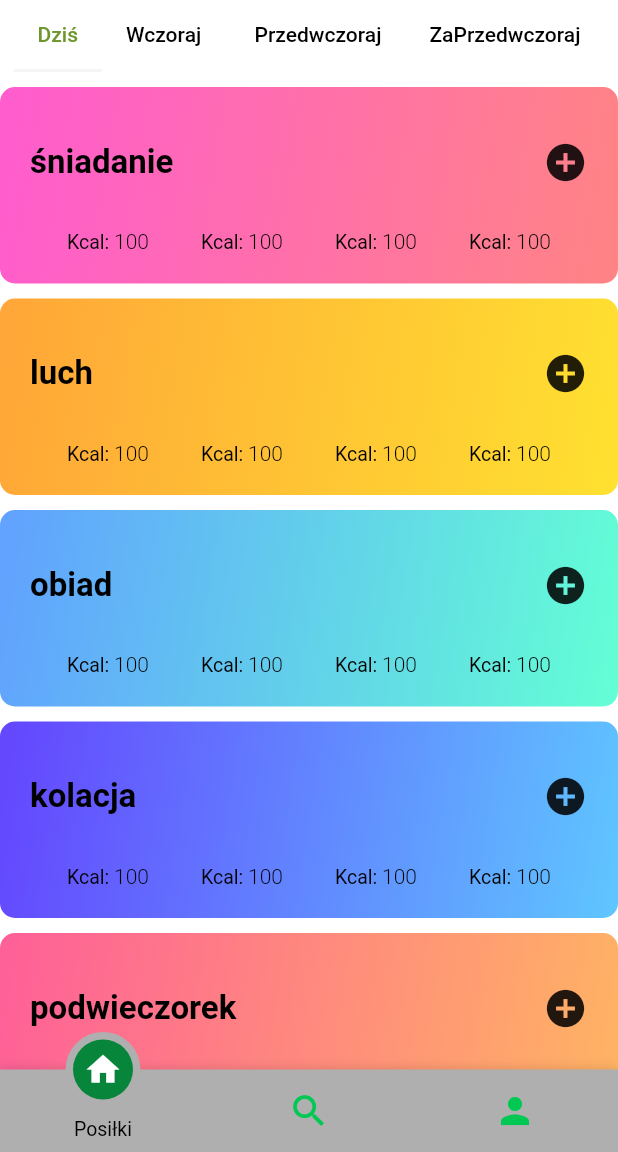
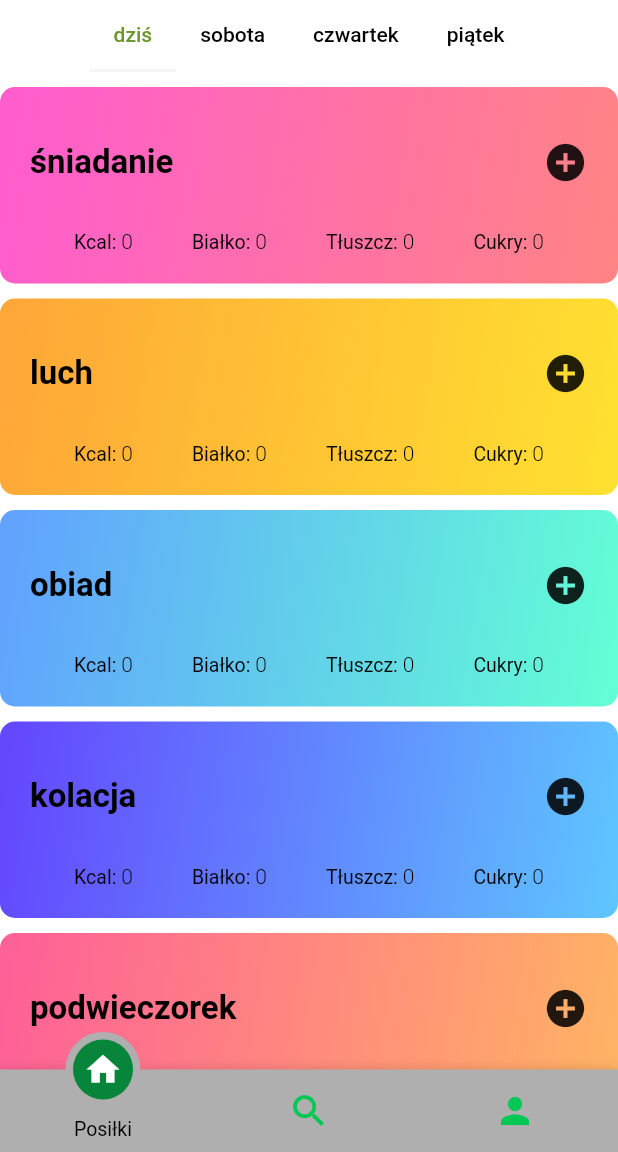
Before and after one commit to piotrkovsy1331/inzynierka, a Flutter app: the screen it shows once a user with an empty profile is signed in, in the side drawer, after a tap on the "add circle" icon, on a phone screen of 412 x 824 dp, the part 84-1236 px from its top. Run offline on Flutter 3.47's test engine with Material 2 defaults, Android fonts, the phone set to English and light mode, and no system bars; drawn by our look-alikes of motion_tab_bar_v2; our stand-ins replace auto_route, cloud_firestore, expandable, firebase_auth, firebase_core, jiffy and 2 more; missing offline and left inert: animate_icons; accounts and stored records are empty; network calls fail.

Commit message:
added polish weekdays and getting mealday from firestore

```diff
--- /dev/null
+++ b/inzynierka/lib/globals/enums/time_range_enum.dart
@@ -0,0 +1,29 @@
+import 'package:flutter/foundation.dart';
+import 'package:jiffy/jiffy.dart';
+
+enum TimeRangeEnum {
+  today,
+  yesterday,
+  dayBeforeYestrday,
+  treeDaysEarlier,
+}
+
+extension TimeRangeExtension on TimeRangeEnum {
+  String get name => describeEnum(this);
+
+  DateTime get returnTime {
+    switch (this) {
+      case TimeRangeEnum.today:
+        return Jiffy().endOf(Units.DAY).dateTime.toUtc();
+
+      case TimeRangeEnum.yesterday:
+        return Jiffy().subtract(days: 1).endOf(Units.DAY).dateTime.toUtc();
+
+      case TimeRangeEnum.dayBeforeYestrday:
+        return Jiffy().subtract(days: 3).endOf(Units.DAY).dateTime.toUtc();
+
+      case TimeRangeEnum.treeDaysEarlier:
+        return Jiffy().subtract(days: 2).endOf(Units.DAY).dateTime.toUtc();
+    }
+  }
+}
--- /dev/null
+++ b/inzynierka/lib/helpers/firestore_doc_helper.dart
@@ -0,0 +1,36 @@
+import 'package:inzynierka/models/meal.dart';
+
+import '../models/details.dart';
+import '../models/enums/meal_type_enum.dart';
+
+class FireStoreDocHelper {
+  static final emptyMealsList = [
+    Meal(
+        mealTypeName: MealTypeNameEnum.breakfast.displayName,
+        mealDetails:
+            Details(calories: 0, fat: 0, protein: 0, sugar: 0, weight: 0),
+        productList: []),
+    Meal(
+        mealTypeName: MealTypeNameEnum.lunch.displayName,
+        mealDetails:
+            Details(calories: 0, fat: 0, protein: 0, sugar: 0, weight: 0),
+        productList: []),
+    Meal(
+        mealTypeName: MealTypeNameEnum.dinner.displayName,
+        mealDetails:
+            Details(calories: 0, fat: 0, protein: 0, sugar: 0, weight: 0),
+        productList: []),
+    Meal(
+        mealTypeName: MealTypeNameEnum.supper.displayName,
+        mealDetails:
+            Details(calories: 0, fat: 0, protein: 0, sugar: 0, weight: 0),
+        productList: []),
+    Meal(
+        mealTypeName: MealTypeNameEnum.tea.displayName,
+        mealDetails:
+            Details(calories: 0, fat: 0, protein: 0, sugar: 0, weight: 0),
+        productList: []),
+  ];
+
+
+}
--- a/inzynierka/lib/logics/hubs/meal_day_repository.dart
+++ b/inzynierka/lib/logics/hubs/meal_day_repository.dart
@@ -2,19 +2,20 @@ import 'dart:developer';
 
 import 'package:cloud_firestore/cloud_firestore.dart';
 import 'package:firebase_auth/firebase_auth.dart';
+import 'package:inzynierka/helpers/firestore_doc_helper.dart';
 import 'package:inzynierka/logics/firebase_schema/collections.dart';
 import 'package:inzynierka/models/dto/meal_day_dto.dart';
-import 'package:inzynierka/models/enums/meal_type_enum.dart';
 import 'package:inzynierka/models/meal.dart';
 import 'package:inzynierka/models/meal_day.dart';
 import 'package:inzynierka/models/product.dart';
+
 import '../../models/details.dart';
 
 class MealDayRepository {
   final FirebaseFirestore _firebaseFirestore = FirebaseFirestore.instance;
   final FirebaseAuth _firebaseAuth = FirebaseAuth.instance;
 
-  // MealDayRepository(this._firebaseAuth, this._firebaseFirestore);
+
 
   Future<void> addProduct(
       String mealTypeName, Product product, DateTime dayAdded) async {
@@ -57,33 +58,7 @@ class MealDayRepository {
             .set(jsonToSend, SetOptions(merge: false));
       } else {
         ///every ignited mealday document needs to have list of 5 meals
-        List<Meal> mealListToInit = [
-          Meal(
-              mealTypeName: MealTypeNameEnum.breakfast.displayName,
-              mealDetails:
-                  Details(calories: 0, fat: 0, protein: 0, sugar: 0, weight: 0),
-              productList: []),
-          Meal(
-              mealTypeName: MealTypeNameEnum.lunch.displayName,
-              mealDetails:
-                  Details(calories: 0, fat: 0, protein: 0, sugar: 0, weight: 0),
-              productList: []),
-          Meal(
-              mealTypeName: MealTypeNameEnum.dinner.displayName,
-              mealDetails:
-                  Details(calories: 0, fat: 0, protein: 0, sugar: 0, weight: 0),
-              productList: []),
-          Meal(
-              mealTypeName: MealTypeNameEnum.supper.displayName,
-              mealDetails:
-                  Details(calories: 0, fat: 0, protein: 0, sugar: 0, weight: 0),
-              productList: []),
-          Meal(
-              mealTypeName: MealTypeNameEnum.tea.displayName,
-              mealDetails:
-                  Details(calories: 0, fat: 0, protein: 0, sugar: 0, weight: 0),
-              productList: []),
-        ];
+        List<Meal> mealListToInit = FireStoreDocHelper.emptyMealsList;
 
         /// Looking for meal in which product shoukd be added
         for (Meal meal in mealListToInit) {
@@ -108,11 +83,35 @@ class MealDayRepository {
     }
   }
 
+  Future<MealDay?> getMealDay(DateTime dayAdded) async {
+    try {
+      CollectionReference _mealDayCollection =
+          _firebaseFirestore.collection(Collections.mealDay);
+      final DocumentSnapshot snapshot = await _mealDayCollection
+          .doc(dayAdded.millisecondsSinceEpoch.toString())
+          .get();
+      if (snapshot.exists) {
+        MealDay mealDay =
+            MealDayDto.fromJson(snapshot.data() as Map<String, dynamic>)
+                .toModel();
+        return mealDay;
+      } else {
+        MealDayDto mealdayToinit = MealDayDto.fromModel(MealDay(
+            dateAdded: dayAdded.millisecondsSinceEpoch,
+            addedBy: _firebaseAuth.currentUser!.uid,
+            mealList: FireStoreDocHelper.emptyMealsList));
+        await _mealDayCollection
+            .doc(dayAdded.millisecondsSinceEpoch.toString())
+            .set(mealdayToinit.toJson());
 
+        return mealdayToinit.toModel();
+      }
+    } on FirebaseException catch (e) {
+      log(e.toString());
+    }
 
-// Future<MealDay>getMEalDay() async{
-
-
+    return null;
+  }
 
 // }
   Details sumMealDetails(Meal meal, Product product, String mealTypeName) {
--- a/inzynierka/lib/main.dart
+++ b/inzynierka/lib/main.dart
@@ -1,6 +1,7 @@
 import 'package:firebase_auth/firebase_auth.dart';
 import 'package:firebase_core/firebase_core.dart';
 import 'package:flutter/material.dart';
+import 'package:intl/date_symbol_data_local.dart';
 import 'package:inzynierka/logics/hubs/authentication_service.dart';
 import 'package:inzynierka/logics/hubs/hdd_hub.dart';
 import 'package:inzynierka/logics/notifiers/app_theme_notifier.dart';
@@ -35,7 +36,8 @@ class _MyAppState extends State<MyApp> {
 
   @override
   Widget build(BuildContext context) {
-  return MultiProvider(
+    initializeDateFormatting('pl');
+    return MultiProvider(
       providers: [
         ChangeNotifierProvider<AppThemeNotifier>(
           create: (_) => AppThemeNotifier(),
--- a/inzynierka/lib/shared/style/fitstat_theme.dart
+++ b/inzynierka/lib/shared/style/fitstat_theme.dart
@@ -5,8 +5,8 @@ class FitstatStyles {
   static ThemeData themeData(bool isDarkTheme, BuildContext context) {
     return ThemeData(
         errorColor: isDarkTheme
-            ? Color.fromARGB(255, 180, 69, 86)
-            : Color.fromARGB(255, 227, 72, 96),
+            ? const Color.fromARGB(255, 180, 69, 86)
+            : const Color.fromARGB(255, 227, 72, 96),
         primarySwatch: Colors.green,
         primaryColor: isDarkTheme
             ? const Color.fromARGB(255, 121, 185, 56)
--- a/inzynierka/lib/ui/add_meal_screen/add_product_screen.dart
+++ b/inzynierka/lib/ui/add_meal_screen/add_product_screen.dart
@@ -5,14 +5,15 @@ import 'package:inzynierka/models/details.dart';
 import 'package:inzynierka/models/enums/meal_type_enum.dart';
 import 'package:inzynierka/models/product.dart';
 import 'package:inzynierka/ui/home_summary_screen/summary_screen.dart';
-import 'package:jiffy/jiffy.dart';
 
 import 'widget/fitstat_value_slider.dart';
 
 class AddProductScreen extends StatefulWidget {
-  const AddProductScreen({Key? key, required this.mealTypeName})
+  const AddProductScreen(
+      {Key? key, required this.mealTypeName, required this.date})
       : super(key: key);
   final MealTypeNameEnum mealTypeName;
+  final DateTime date;
 
   @override
   State<AddProductScreen> createState() => _AddProductScreenState();
@@ -241,7 +242,7 @@ class _AddProductScreenState extends State<AddProductScreen> {
                 protein: proteinValue.floor(),
                 sugar: sugarValue.floor(),
                 weight: weightValue.floor())),
-        Jiffy().startOf(Units.DAY).dateTime,
+        widget.date,
       );
       _addProductFormKey.currentState!.reset();
       ScaffoldMessenger.of(context).showSnackBar(
--- a/inzynierka/lib/ui/home_summary_screen/summary_screen.dart
+++ b/inzynierka/lib/ui/home_summary_screen/summary_screen.dart
@@ -1,4 +1,6 @@
 import 'package:flutter/material.dart';
+import 'package:intl/intl.dart';
+import 'package:inzynierka/globals/enums/time_range_enum.dart';
 import 'package:inzynierka/globals/global_widgets/fitstat_drawer.dart';
 import 'package:inzynierka/globals/global_widgets/fitstat_tabbar.dart';
 
@@ -12,17 +14,20 @@ class SummaryScreen extends StatefulWidget {
 }
 
 class _SummaryScreenState extends State<SummaryScreen> {
-  @override
-  void initState() {
-    super.initState();
-    //TODO in initstate download stuff from database
-  }
-
-  List<Widget> tabs = const [
-    Tab(child: Text('Dziś')),
-    Tab(child: Text('Wczoraj ')),
-    Tab(child: Text('Przedwczoraj')),
-    Tab(child: Text('ZaPrzedwczoraj')),
+  List<Widget> tabs = [
+    const Tab(child: Text('dziś')),
+    Tab(
+        child: Text(DateFormat('EEEE', 'pl')
+            .format(TimeRangeEnum.yesterday.returnTime)
+            .toString())),
+    Tab(
+        child: Text(DateFormat('EEEE', 'pl')
+            .format(TimeRangeEnum.dayBeforeYestrday.returnTime)
+            .toString())),
+    Tab(
+        child: Text(DateFormat('EEEE', 'pl')
+            .format(TimeRangeEnum.treeDaysEarlier.returnTime)
+            .toString())),
   ];
   @override
   Widget build(BuildContext context) {
@@ -34,7 +39,13 @@ class _SummaryScreenState extends State<SummaryScreen> {
         body: Column(
           children: [
             FitstatTabBar(tabs: tabs),
-            const Expanded(child: TabView()),
+            Expanded(
+                child: TabBarView(children: [
+              TabView(date: TimeRangeEnum.today.returnTime),
+              TabView(date: TimeRangeEnum.yesterday.returnTime),
+              TabView(date: TimeRangeEnum.dayBeforeYestrday.returnTime),
+              TabView(date: TimeRangeEnum.treeDaysEarlier.returnTime),
+            ])),
           ],
         ),
       ),
--- a/inzynierka/lib/ui/home_summary_screen/widget/meal_tile.dart
+++ b/inzynierka/lib/ui/home_summary_screen/widget/meal_tile.dart
@@ -1,21 +1,33 @@
 import 'package:flutter/material.dart';
+import 'package:inzynierka/models/meal.dart';
 import 'package:auto_route/auto_route.dart';
-
+import 'package:inzynierka/models/product.dart';
 import 'package:inzynierka/routes/router.gr.dart';
 
 import '../../../models/enums/meal_type_enum.dart';
 
 class MealTile extends StatelessWidget {
-  const MealTile(
-      {Key? key, required this.gradientColor, required this.mealTypeName})
-      : super(key: key);
+  const MealTile({
+    Key? key,
+    required this.gradientColor,
+    required this.mealTypeName,
+    required this.meal,
+    required this.date,
+  }) : super(key: key);
   final List<Color> gradientColor;
   final MealTypeNameEnum mealTypeName;
+  final Meal meal;
+  final DateTime date;
 
   @override
   Widget build(BuildContext context) {
     return InkWell(
-      onTap: () => onMealTileTapped(context, gradientColor),
+      onTap: () => onMealTileTapped(
+        context,
+        gradientColor,
+        mealTypeName,
+        meal.productList,
+      ),
       child: Container(
           padding: const EdgeInsets.fromLTRB(10, 25, 10, 20),
           decoration: BoxDecoration(
@@ -38,7 +50,7 @@ class MealTile extends StatelessWidget {
                         style: Theme.of(context).textTheme.headline2,
                       )),
                   InkWell(
-                      onTap: () => onAddTapped(context),
+                      onTap: () => onAddTapped(context, mealTypeName, date),
                       child: const SizedBox(
                         height: 50,
                         width: 50,
@@ -61,34 +73,34 @@ class MealTile extends StatelessWidget {
                           style: Theme.of(context).textTheme.headline5,
                           children: [
                         TextSpan(
-                            text: '100',
+                            text: meal.mealDetails.calories.toString(),
                             style: Theme.of(context).textTheme.bodyText2)
                       ])),
                   RichText(
                       text: TextSpan(
-                          text: 'Kcal: ',
+                          text: 'Białko: ',
                           style: Theme.of(context).textTheme.headline5,
                           children: [
                         TextSpan(
-                            text: '100',
+                            text: meal.mealDetails.protein.toString(),
                             style: Theme.of(context).textTheme.bodyText2)
                       ])),
                   RichText(
                       text: TextSpan(
-                          text: 'Kcal: ',
+                          text: 'Tłuszcz: ',
                           style: Theme.of(context).textTheme.headline5,
                           children: [
                         TextSpan(
-                            text: '100',
+                            text: meal.mealDetails.fat.toString(),
                             style: Theme.of(context).textTheme.bodyText2)
                       ])),
                   RichText(
                       text: TextSpan(
-                          text: 'Kcal: ',
+                          text: 'Cukry: ',
                           style: Theme.of(context).textTheme.headline5,
                           children: [
                         TextSpan(
-                            text: '100',
+                            text: meal.mealDetails.sugar.toString(),
                             style: Theme.of(context).textTheme.bodyText2)
                       ])),
                 ],
@@ -98,12 +110,17 @@ class MealTile extends StatelessWidget {
     );
   }
 
-  void onAddTapped(BuildContext context) {
-    AutoRouter.of(context).push(AddProductRoute(mealTypeName: mealTypeName));
+  void onAddTapped(
+      BuildContext context, MealTypeNameEnum mealTypeName, DateTime date) {
+    AutoRouter.of(context)
+        .push(AddProductRoute(mealTypeName: mealTypeName, date: date));
   }
 
-  void onMealTileTapped(BuildContext context, List<Color> gradientColor) {
+  void onMealTileTapped(BuildContext context, List<Color> gradientColor,
+      MealTypeNameEnum mealTypeName, List<Product> productList) {
     AutoRouter.of(context).push(MealDetailsRoute(
-        gradientColor: gradientColor, mealTypeName: mealTypeName));
+        gradientColor: gradientColor,
+        mealTypeName: mealTypeName,
+        productsList: productList));
   }
 }
--- a/inzynierka/lib/ui/home_summary_screen/widget/tab_view.dart
+++ b/inzynierka/lib/ui/home_summary_screen/widget/tab_view.dart
@@ -1,18 +1,42 @@
 import 'package:flutter/material.dart';
+import 'package:inzynierka/logics/hubs/meal_day_repository.dart';
 import 'package:inzynierka/logics/notifiers/app_theme_notifier.dart';
-
+import 'package:inzynierka/models/meal_day.dart';
 import 'package:inzynierka/shared/style/fitstat_gradient.dart';
 import 'package:inzynierka/ui/home_summary_screen/widget/meal_tile.dart';
 import 'package:provider/provider.dart';
 
 import '../../../models/enums/meal_type_enum.dart';
 
-class TabView extends StatelessWidget {
-  const TabView({Key? key}) : super(key: key);
+class TabView extends StatefulWidget {
+  const TabView({Key? key, required this.date}) : super(key: key);
+  final DateTime date;
+
+  @override
+  State<TabView> createState() => _TabViewState();
+}
+
+class _TabViewState extends State<TabView> {
+  late final Future<MealDay?> mealday;
+
+  @override
+  void initState() {
+    // TODO: implement initState
+    super.initState();
+
+    mealday = MealDayRepository().getMealDay(widget.date);
+  }
 
   @override
   Widget build(BuildContext context) {
     return Consumer<AppThemeNotifier>(builder: (constext, appTheme, _) {
+      return FutureBuilder(
+          future: mealday,
+          builder: (BuildContext context, AsyncSnapshot<MealDay?> snapshot) {
+            if (snapshot.connectionState == ConnectionState.waiting) {
+              return const Center(child: Text('Dupa'));
+            }
+            if (snapshot.connectionState == ConnectionState.done) {
               return ListView(
                 children: [
                   const SizedBox(
@@ -22,7 +46,10 @@ class TabView extends StatelessWidget {
                     gradientColor: appTheme.darkTheme
                         ? FitstatGradient.fireDark
                         : FitstatGradient.fire,
-              mealTypeName: MealTypeNameEnum.breakfast),
+                    mealTypeName: MealTypeNameEnum.breakfast,
+                    meal: snapshot.data!.mealList![0],
+                    date: widget.date,
+                  ),
                   const SizedBox(
                     height: 10,
                   ),
@@ -31,6 +58,8 @@ class TabView extends StatelessWidget {
                         ? FitstatGradient.mangoDark
                         : FitstatGradient.mango,
                     mealTypeName: MealTypeNameEnum.lunch,
+                    meal: snapshot.data!.mealList![1],
+                    date: widget.date,
                   ),
                   const SizedBox(
                     height: 10,
@@ -40,6 +69,8 @@ class TabView extends StatelessWidget {
                         ? FitstatGradient.seaDark
                         : FitstatGradient.sea,
                     mealTypeName: MealTypeNameEnum.dinner,
+                    meal: snapshot.data!.mealList![2],
+                    date: widget.date,
                   ),
                   const SizedBox(
                     height: 10,
@@ -49,6 +80,8 @@ class TabView extends StatelessWidget {
                         ? FitstatGradient.skyDark
                         : FitstatGradient.sky,
                     mealTypeName: MealTypeNameEnum.supper,
+                    meal: snapshot.data!.mealList![3],
+                    date: widget.date,
                   ),
                   const SizedBox(
                     height: 10,
@@ -58,12 +91,20 @@ class TabView extends StatelessWidget {
                         ? FitstatGradient.sunsetDark
                         : FitstatGradient.sunset,
                     mealTypeName: MealTypeNameEnum.tea,
+                    meal: snapshot.data!.mealList![4],
+                    date: widget.date,
                   ),
                   const SizedBox(
                     height: 50,
                   ),
                 ],
               );
+            } else {
+              return const Center(
+                child: Text('Error Screen'),
+              );
+            }
+          });
     });
   }
 }
--- a/inzynierka/lib/ui/login_screen/login_screen.dart
+++ b/inzynierka/lib/ui/login_screen/login_screen.dart
@@ -1,3 +1,5 @@
+import 'dart:developer';
+
 import 'package:flutter/material.dart';
 import 'package:inzynierka/logics/hubs/authentication_service.dart';
 import 'package:inzynierka/helpers/validators.dart';
@@ -125,7 +127,7 @@ class _LoginScreenState extends State<LoginScreen> {
         Provider.of<AuthenticationService>(context, listen: false)
             .signIn(login.text, password.text);
       } on FirebaseAuthException catch (e) {
-        print(e);
+        log(e.toString());
         ScaffoldMessenger.of(context).showSnackBar(
             const SnackBar(content: Text('Nie udało się zalogować ')));
       } finally {
--- a/inzynierka/lib/ui/meal_details_screen/meal_details_screen.dart
+++ b/inzynierka/lib/ui/meal_details_screen/meal_details_screen.dart
@@ -6,12 +6,15 @@ import 'package:inzynierka/ui/meal_details_screen/widgets/product_tile.dart';
 import '../../models/product.dart';
 
 class MealDetailsScreen extends StatefulWidget {
-  MealDetailsScreen(
-      {Key? key, required this.gradientColor, required this.mealTypeName})
+  const MealDetailsScreen(
+      {Key? key,
+      required this.gradientColor,
+      required this.mealTypeName,
+      required this.productsList})
       : super(key: key);
   final MealTypeNameEnum mealTypeName;
   final List<Color> gradientColor;
-  final List<Product> productsList = [];
+  final List<Product> productsList;
   @override
   State<MealDetailsScreen> createState() => _MealDetailsScreenState();
 }
--- a/inzynierka/lib/ui/meal_details_screen/widgets/product_expandable_body.dart
+++ b/inzynierka/lib/ui/meal_details_screen/widgets/product_expandable_body.dart
@@ -47,7 +47,8 @@ class NoteExpandableBody extends StatelessWidget {
                     borderRadius: BorderRadius.circular(5.0),
                     child: FadeInImage.memoryNetwork(
                       placeholder: kTransparentImage,
-                      image: product.photoUrl!,
+                      image: product.photoUrl ??
+                          "https://p.kindpng.com/picc/s/79-798754_hoteles-y-centros-vacacionales-dish-placeholder-hd-png.png",
                       fit: BoxFit.cover,
                     ),
                   ),
--- a/inzynierka/lib/ui/register_screen.dart/register_screen.dart
+++ b/inzynierka/lib/ui/register_screen.dart/register_screen.dart
@@ -1,3 +1,5 @@
+import 'dart:developer';
+
 import 'package:flutter/material.dart';
 
 import '../../globals/global_widgets/fitstat_textField.dart';
@@ -119,7 +121,7 @@ class _RegisterScreenState extends State<RegisterScreen> {
         Provider.of<AuthenticationService>(context, listen: false)
             .register(login.text, password.text);
       } on FirebaseAuthException catch (e) {
-        print(e);
+        log(e.toString());
         ScaffoldMessenger.of(context).showSnackBar(
             const SnackBar(content: Text('Nie udało się zarejestrować ')));
       } finally {
```
Also changed, not shown: inzynierka/lib/globals/enums/day_of_week_pl.dart (deleted), inzynierka/lib/routes/router.gr.dart. Lines whose indentation alone changed are shown as unchanged.
